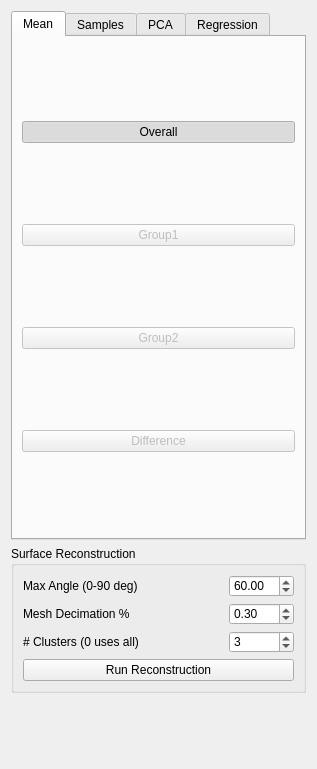
This is Studio/src/Application/Analysis/AnalysisTool.ui in SCIInstitute/ShapeWorks as Qt 5 draws it before an edit. The edited form follows.
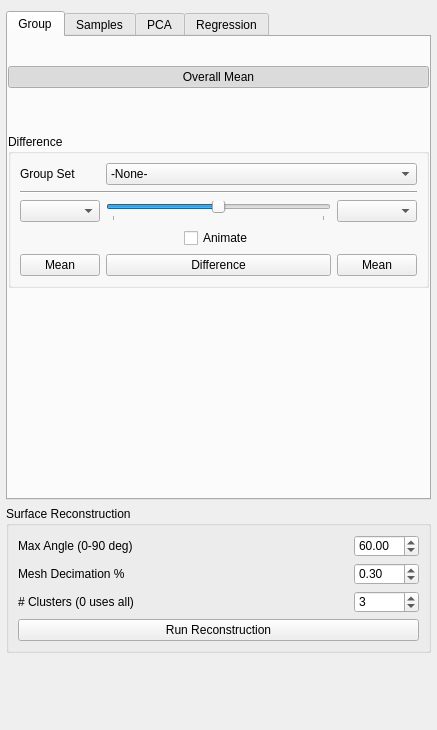
This is the edited form. The open tabs and pages were chosen to show the change. Custom widgets are drawn as their Qt base class.

Commit message: New UI elements for multi-group for analysis.

The edit to the form file:
```diff
--- a/Studio/src/Application/Analysis/AnalysisTool.ui
+++ b/Studio/src/Application/Analysis/AnalysisTool.ui
@@ -6,8 +6,8 @@
    <rect>
     <x>0</x>
     <y>0</y>
-    <width>317</width>
-    <height>769</height>
+    <width>437</width>
+    <height>730</height>
    </rect>
   </property>
   <property name="windowTitle">
@@ -280,81 +280,274 @@
 </string>
   </property>
   <layout class="QVBoxLayout" name="verticalLayout">
+   <property name="leftMargin">
+    <number>6</number>
+   </property>
+   <property name="rightMargin">
+    <number>6</number>
+   </property>
    <item>
     <widget class="QTabWidget" name="tabWidget">
      <property name="currentIndex">
-      <number>1</number>
+      <number>0</number>
      </property>
      <widget class="QWidget" name="mean_tab">
       <attribute name="title">
-       <string>Mean</string>
+       <string>Group</string>
       </attribute>
       <layout class="QGridLayout" name="gridLayout">
-       <item row="3" column="0">
-        <widget class="QPushButton" name="difference_button">
+       <property name="leftMargin">
+        <number>0</number>
+       </property>
+       <property name="rightMargin">
+        <number>0</number>
+       </property>
+       <property name="bottomMargin">
+        <number>0</number>
+       </property>
+       <item row="4" column="0" colspan="3">
+        <spacer name="verticalSpacer_3">
+         <property name="orientation">
+          <enum>Qt::Vertical</enum>
+         </property>
+         <property name="sizeType">
+          <enum>QSizePolicy::Maximum</enum>
+         </property>
+         <property name="sizeHint" stdset="0">
+          <size>
+           <width>20</width>
+           <height>20</height>
+          </size>
+         </property>
+        </spacer>
+       </item>
+       <item row="0" column="0" colspan="3">
+        <spacer name="verticalSpacer_8">
+         <property name="orientation">
+          <enum>Qt::Vertical</enum>
+         </property>
+         <property name="sizeType">
+          <enum>QSizePolicy::Maximum</enum>
+         </property>
+         <property name="sizeHint" stdset="0">
+          <size>
+           <width>20</width>
+           <height>20</height>
+          </size>
+         </property>
+        </spacer>
+       </item>
+       <item row="6" column="1">
+        <spacer name="verticalSpacer_2">
+         <property name="orientation">
+          <enum>Qt::Vertical</enum>
+         </property>
+         <property name="sizeHint" stdset="0">
+          <size>
+           <width>20</width>
+           <height>40</height>
+          </size>
+         </property>
+        </spacer>
+       </item>
+       <item row="1" column="0" colspan="3">
+        <widget class="QPushButton" name="mean_button">
          <property name="enabled">
-          <bool>false</bool>
+          <bool>true</bool>
          </property>
          <property name="text">
+          <string>Overall Mean</string>
+         </property>
+         <property name="checkable">
+          <bool>true</bool>
+         </property>
+         <property name="checked">
+          <bool>true</bool>
+         </property>
+         <property name="autoExclusive">
+          <bool>true</bool>
+         </property>
+        </widget>
+       </item>
+       <item row="2" column="1">
+        <spacer name="verticalSpacer_4">
+         <property name="orientation">
+          <enum>Qt::Vertical</enum>
+         </property>
+         <property name="sizeType">
+          <enum>QSizePolicy::Maximum</enum>
+         </property>
+         <property name="sizeHint" stdset="0">
+          <size>
+           <width>20</width>
+           <height>20</height>
+          </size>
+         </property>
+        </spacer>
+       </item>
+       <item row="5" column="0" colspan="3">
+        <widget class="QGroupBox" name="groupBox_3">
+         <property name="title">
           <string>Difference</string>
          </property>
-         <property name="checkable">
-          <bool>true</bool>
-         </property>
-         <property name="autoExclusive">
-          <bool>true</bool>
-         </property>
-        </widget>
-       </item>
-       <item row="0" column="0">
-        <widget class="QPushButton" name="overall_button">
-         <property name="enabled">
-          <bool>true</bool>
-         </property>
-         <property name="text">
-          <string>Overall</string>
-         </property>
-         <property name="checkable">
-          <bool>true</bool>
-         </property>
-         <property name="checked">
-          <bool>true</bool>
-         </property>
-         <property name="autoExclusive">
-          <bool>true</bool>
-         </property>
-        </widget>
-       </item>
-       <item row="1" column="0">
-        <widget class="QPushButton" name="group1_button">
-         <property name="enabled">
-          <bool>false</bool>
-         </property>
-         <property name="text">
-          <string>Group1</string>
-         </property>
-         <property name="checkable">
-          <bool>true</bool>
-         </property>
-         <property name="autoExclusive">
-          <bool>true</bool>
-         </property>
-        </widget>
-       </item>
-       <item row="2" column="0">
-        <widget class="QPushButton" name="group2_button">
-         <property name="enabled">
-          <bool>false</bool>
-         </property>
-         <property name="text">
-          <string>Group2</string>
-         </property>
-         <property name="checkable">
-          <bool>true</bool>
-         </property>
-         <property name="autoExclusive">
-          <bool>true</bool>
-         </property>
+         <layout class="QGridLayout" name="gridLayout_8">
+          <item row="0" column="0">
+           <widget class="QLabel" name="label_3">
+            <property name="text">
+             <string>Group Set</string>
+            </property>
+           </widget>
+          </item>
+          <item row="0" column="1" colspan="2">
+           <widget class="QComboBox" name="group_box">
+            <item>
+             <property name="text">
+              <string>-None-</string>
+             </property>
+            </item>
+           </widget>
+          </item>
+          <item row="4" column="2">
+           <widget class="QPushButton" name="overall_button_3">
+            <property name="enabled">
+             <bool>true</bool>
+            </property>
+            <property name="text">
+             <string>Mean</string>
+            </property>
+            <property name="checkable">
+             <bool>true</bool>
+            </property>
+            <property name="checked">
+             <bool>false</bool>
+            </property>
+            <property name="autoExclusive">
+             <bool>true</bool>
+            </property>
+           </widget>
+          </item>
+          <item row="2" column="0">
+           <widget class="QComboBox" name="group_box_3"/>
+          </item>
+          <item row="4" column="1">
+           <widget class="QPushButton" name="difference_button">
+            <property name="enabled">
+             <bool>true</bool>
+            </property>
+            <property name="text">
+             <string>Difference</string>
+            </property>
+            <property name="checkable">
+             <bool>true</bool>
+            </property>
+            <property name="autoExclusive">
+             <bool>true</bool>
+            </property>
+           </widget>
+          </item>
+          <item row="2" column="1">
+           <widget class="QSlider" name="group_slider">
+            <property name="maximum">
+             <number>10</number>
+            </property>
+            <property name="pageStep">
+             <number>1</number>
+            </property>
+            <property name="value">
+             <number>5</number>
+            </property>
+            <property name="orientation">
+             <enum>Qt::Horizontal</enum>
+            </property>
+            <property name="tickPosition">
+             <enum>QSlider::TicksBelow</enum>
+            </property>
+            <property name="tickInterval">
+             <number>10</number>
+            </property>
+           </widget>
+          </item>
+          <item row="3" column="0" colspan="3">
+           <widget class="QWidget" name="widget_2" native="true">
+            <layout class="QHBoxLayout" name="horizontalLayout">
+             <property name="leftMargin">
+              <number>0</number>
+             </property>
+             <property name="topMargin">
+              <number>0</number>
+             </property>
+             <property name="rightMargin">
+              <number>0</number>
+             </property>
+             <property name="bottomMargin">
+              <number>0</number>
+             </property>
+             <item>
+              <spacer name="horizontalSpacer">
+               <property name="orientation">
+                <enum>Qt::Horizontal</enum>
+               </property>
+               <property name="sizeHint" stdset="0">
+                <size>
+                 <width>40</width>
+                 <height>20</height>
+                </size>
+               </property>
+              </spacer>
+             </item>
+             <item>
+              <widget class="QCheckBox" name="group_animate_checkbox">
+               <property name="text">
+                <string>Animate</string>
+               </property>
+              </widget>
+             </item>
+             <item>
+              <spacer name="horizontalSpacer_2">
+               <property name="orientation">
+                <enum>Qt::Horizontal</enum>
+               </property>
+               <property name="sizeHint" stdset="0">
+                <size>
+                 <width>40</width>
+                 <height>20</height>
+                </size>
+               </property>
+              </spacer>
+             </item>
+            </layout>
+           </widget>
+          </item>
+          <item row="4" column="0">
+           <widget class="QPushButton" name="overall_button_2">
+            <property name="enabled">
+             <bool>true</bool>
+            </property>
+            <property name="text">
+             <string>Mean</string>
+            </property>
+            <property name="checkable">
+             <bool>true</bool>
+            </property>
+            <property name="checked">
+             <bool>false</bool>
+            </property>
+            <property name="autoExclusive">
+             <bool>true</bool>
+            </property>
+           </widget>
+          </item>
+          <item row="2" column="2">
+           <widget class="QComboBox" name="group_box_4"/>
+          </item>
+          <item row="1" column="0" colspan="3">
+           <widget class="Line" name="line">
+            <property name="orientation">
+             <enum>Qt::Horizontal</enum>
+            </property>
+           </widget>
+          </item>
+         </layout>
         </widget>
        </item>
       </layout>
@@ -431,71 +624,7 @@
           </property>
           <item>
            <layout class="QGridLayout" name="pcaGridLayout">
-            <item row="2" column="3">
-             <widget class="QLabel" name="group2_label">
-              <property name="text">
-               <string>2</string>
-              </property>
-             </widget>
-            </item>
-            <item row="3" column="2">
-             <widget class="QWidget" name="group_slider_widget" native="true">
-              <layout class="QHBoxLayout" name="horizontalLayout_3">
-               <property name="spacing">
-                <number>0</number>
-               </property>
-               <property name="leftMargin">
-                <number>0</number>
-               </property>
-               <property name="topMargin">
-                <number>0</number>
-               </property>
-               <property name="rightMargin">
-                <number>0</number>
-               </property>
-               <property name="bottomMargin">
-                <number>0</number>
-               </property>
-               <item>
-                <spacer name="horizontalSpacer_7">
-                 <property name="orientation">
-                  <enum>Qt::Horizontal</enum>
-                 </property>
-                 <property name="sizeHint" stdset="0">
-                  <size>
-                   <width>21</width>
-                   <height>15</height>
-                  </size>
-                 </property>
-                </spacer>
-               </item>
-               <item>
-                <widget class="QCheckBox" name="group_animate_checkbox">
-                 <property name="enabled">
-                  <bool>true</bool>
-                 </property>
-                 <property name="text">
-                  <string>Animate</string>
-                 </property>
-                </widget>
-               </item>
-               <item>
-                <spacer name="horizontalSpacer_8">
-                 <property name="orientation">
-                  <enum>Qt::Horizontal</enum>
-                 </property>
-                 <property name="sizeHint" stdset="0">
-                  <size>
-                   <width>22</width>
-                   <height>15</height>
-                  </size>
-                 </property>
-                </spacer>
-               </item>
-              </layout>
-             </widget>
-            </item>
-            <item row="0" column="2">
+            <item row="0" column="1">
              <widget class="QSlider" name="pcaSlider">
               <property name="enabled">
                <bool>false</bool>
@@ -523,80 +652,56 @@
               </property>
              </widget>
             </item>
-            <item row="2" column="2">
-             <widget class="QWidget" name="widget_25" native="true">
-              <layout class="QHBoxLayout" name="horizontalLayout_10">
-               <property name="spacing">
-                <number>0</number>
-               </property>
-               <property name="leftMargin">
-                <number>0</number>
-               </property>
-               <property name="topMargin">
-                <number>0</number>
-               </property>
-               <property name="rightMargin">
-                <number>0</number>
-               </property>
-               <property name="bottomMargin">
-                <number>0</number>
-               </property>
-               <item>
-                <widget class="QSlider" name="group_slider">
-                 <property name="enabled">
-                  <bool>true</bool>
-                 </property>
-                 <property name="minimum">
-                  <number>0</number>
-                 </property>
-                 <property name="maximum">
-                  <number>20</number>
-                 </property>
-                 <property name="value">
-                  <number>10</number>
-                 </property>
-                 <property name="orientation">
-                  <enum>Qt::Horizontal</enum>
-                 </property>
-                 <property name="tickPosition">
-                  <enum>QSlider::TicksBelow</enum>
-                 </property>
-                 <property name="tickInterval">
-                  <number>10</number>
-                 </property>
-                </widget>
-               </item>
-              </layout>
-             </widget>
-            </item>
-            <item row="0" column="1">
+            <item row="0" column="0">
              <widget class="QLabel" name="label_10">
               <property name="text">
                <string>Std.Dev.</string>
               </property>
              </widget>
             </item>
+            <item row="3" column="1">
+             <widget class="QWidget" name="group_slider_widget" native="true">
+              <layout class="QHBoxLayout" name="horizontalLayout_3">
+               <property name="spacing">
+                <number>0</number>
+               </property>
+               <property name="leftMargin">
+                <number>0</number>
+               </property>
+               <property name="topMargin">
+                <number>0</number>
+               </property>
+               <property name="rightMargin">
+                <number>0</number>
+               </property>
+               <property name="bottomMargin">
+                <number>0</number>
+               </property>
+              </layout>
+             </widget>
+            </item>
             <item row="2" column="1">
-             <widget class="QLabel" name="group1_label">
-              <property name="text">
-               <string>Group 1</string>
-              </property>
+             <widget class="QWidget" name="widget_25" native="true">
+              <layout class="QHBoxLayout" name="horizontalLayout_10">
+               <property name="spacing">
+                <number>0</number>
+               </property>
+               <property name="leftMargin">
+                <number>0</number>
+               </property>
+               <property name="topMargin">
+                <number>0</number>
+               </property>
+               <property name="rightMargin">
+                <number>0</number>
+               </property>
+               <property name="bottomMargin">
+                <number>0</number>
+               </property>
+              </layout>
              </widget>
             </item>
-            <item row="0" column="3">
-             <widget class="QLabel" name="pcaValueLabel">
-              <property name="minimumSize">
-               <size>
-                <width>35</width>
-                <height>0</height>
-               </size>
-              </property>
-              <property name="text">
-               <string/>
-              </property>
-             </widget>
-            </item>
-            <item row="1" column="2">
+            <item row="1" column="1">
              <widget class="QWidget" name="widget_23" native="true">
               <layout class="QHBoxLayout" name="horizontalLayout_9">
                <property name="spacing">
@@ -653,18 +758,14 @@
               </layout>
              </widget>
             </item>
-            <item row="0" column="0">
-             <widget class="QRadioButton" name="pca_radio_button">
-              <property name="text">
-               <string/>
+            <item row="0" column="2">
+             <widget class="QLabel" name="pcaValueLabel">
+              <property name="minimumSize">
+               <size>
+                <width>35</width>
+                <height>0</height>
+               </size>
               </property>
-              <property name="checked">
-               <bool>true</bool>
-              </property>
-             </widget>
-            </item>
-            <item row="2" column="0">
-             <widget class="QRadioButton" name="group_radio_button">
               <property name="text">
                <string/>
               </property>
@@ -780,8 +881,8 @@
               <rect>
                <x>0</x>
                <y>0</y>
-               <width>289</width>
-               <height>238</height>
+               <width>413</width>
+               <height>237</height>
               </rect>
              </property>
              <property name="sizePolicy">
```
The commit also changes 2 other files.
